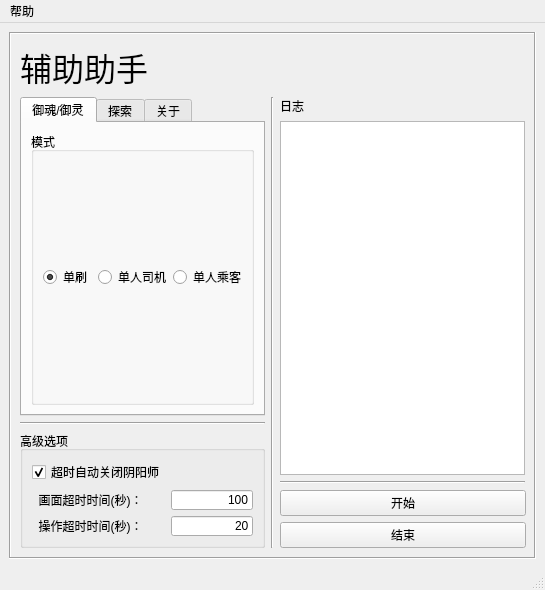
This is onmyoji.ui in AcademicDog/onmyoji_bot as Qt 5 draws it before an edit. The edited form follows.
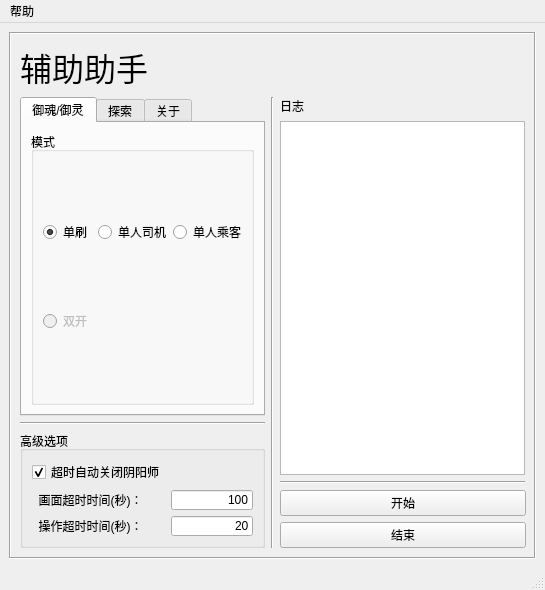
This is the edited form.

Commit message: add dual mitama

The edit to the form file:
```diff
--- a/onmyoji.ui
+++ b/onmyoji.ui
@@ -157,6 +157,13 @@
                 <string>模式</string>
                </property>
                <layout class="QGridLayout" name="gridLayout">
+                <item row="0" column="2">
+                 <widget class="QRadioButton" name="mitama_passenger">
+                  <property name="text">
+                   <string>单人乘客</string>
+                  </property>
+                 </widget>
+                </item>
                 <item row="0" column="1">
                  <widget class="QRadioButton" name="radioButton_2">
                   <property name="text">
@@ -177,10 +184,13 @@
                   </property>
                  </widget>
                 </item>
-                <item row="0" column="2">
-                 <widget class="QRadioButton" name="radioButton_3">
+                <item row="1" column="0">
+                 <widget class="QRadioButton" name="mitama_dual">
+                  <property name="enabled">
+                   <bool>false</bool>
+                  </property>
                   <property name="text">
-                   <string>单人乘客</string>
+                   <string>双开</string>
                   </property>
                  </widget>
                 </item>
```
Left out of the diff: 52 changed lines with no effect on the pictures. The commit also changes 7 other files.
